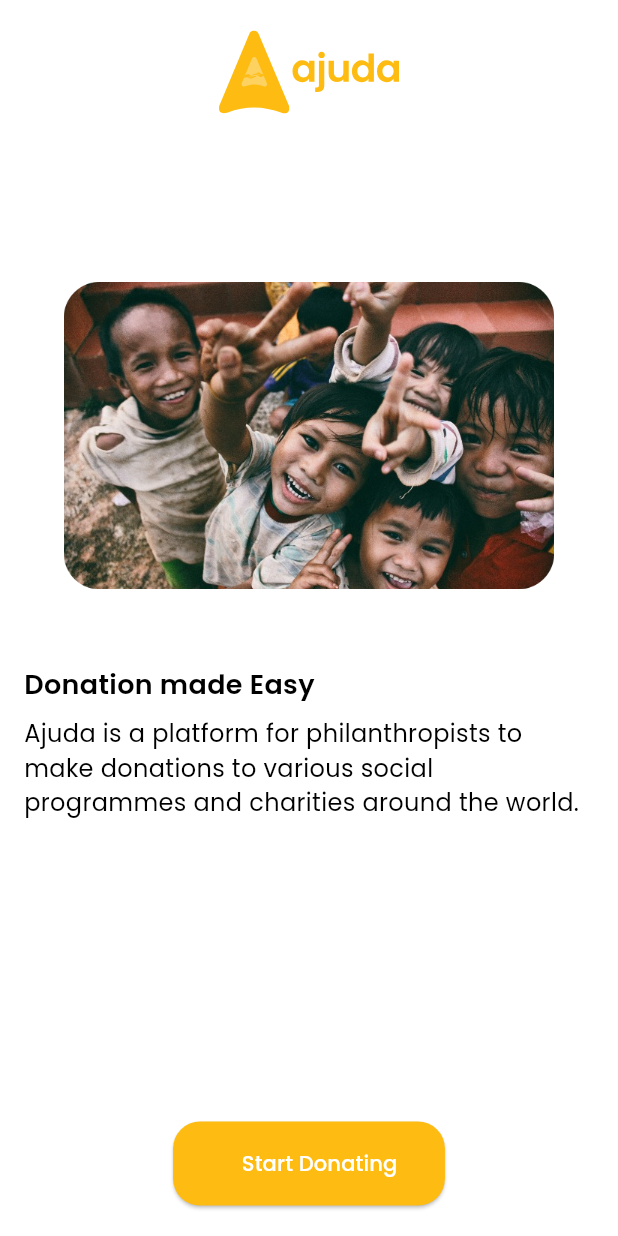
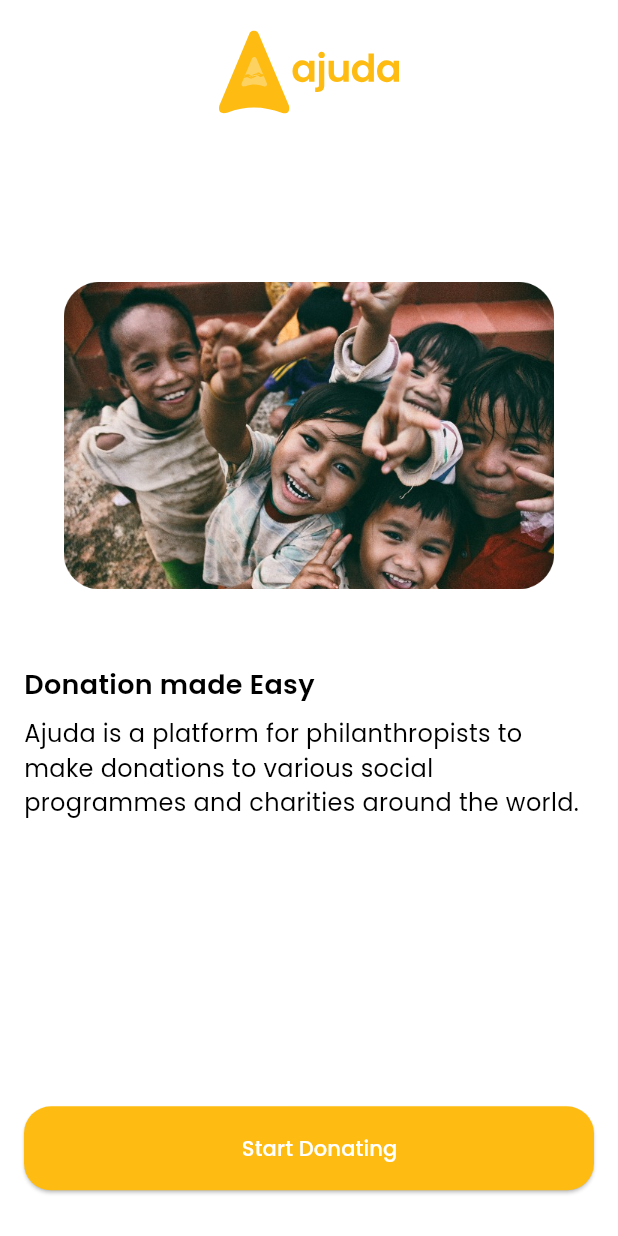
Before and after one commit to KhaledElalfy1/ajuda-app, a Flutter app: the screen it shows after launch, on a phone screen of 412 x 824 dp. Run offline on Flutter 3.47's test engine with Material 3 defaults, Android fonts, the phone set to English and light mode, and no system bars; our stand-ins replace carousel_slider, dartz, dio, flutter_bloc, flutter_screenutil, flutter_secure_storage and 8 more; missing offline and left inert: jwt_decode.

Commit message:
fix onboarding overflow

```diff
--- a/lib/features/onboarding/presentation/view/onboarding_view.dart
+++ b/lib/features/onboarding/presentation/view/onboarding_view.dart
@@ -54,7 +54,7 @@ class OnboardingView extends StatelessWidget {
               ),
               const Expanded(child: SizedBox()),
               SizedBox(
-                width: 165.w,
+                // width: 165.w,
                 child: CustomButton(
                   text: S.of(context).startDonating,
                   onPressed: () async {
@@ -71,7 +71,7 @@ class OnboardingView extends StatelessWidget {
                   ),
                 ),
               ),
-              Gap(20.h),
+              Gap(30.h),
             ],
           ),
         ),
```
